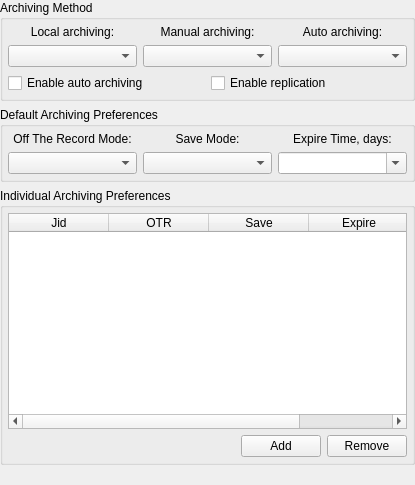
Qt form src/plugins/messagearchiver/archiveoptions.ui (silvansky/Contacts) before a commit.
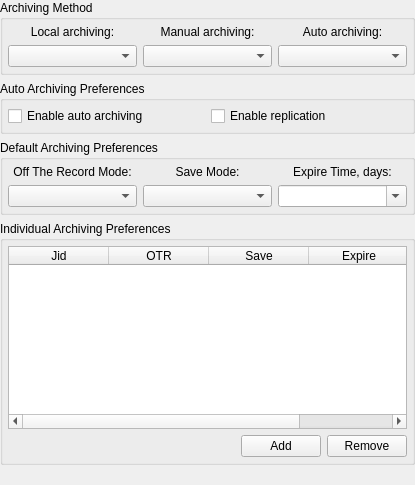
The same form after that commit.

What changed in the file:
```diff
--- a/src/plugins/messagearchiver/archiveoptions.ui
+++ b/src/plugins/messagearchiver/archiveoptions.ui
@@ -86,24 +86,32 @@
         </item>
        </layout>
       </item>
+     </layout>
+    </widget>
+   </item>
+   <item>
+    <widget class="QGroupBox" name="grbAuto">
+     <property name="title">
+      <string>Auto Archiving Preferences</string>
+     </property>
+     <layout class="QHBoxLayout" name="horizontalLayout_3">
+      <property name="margin">
+       <number>5</number>
+      </property>
       <item>
-       <layout class="QHBoxLayout" name="horizontalLayout_2" >
-        <item>
-         <widget class="QCheckBox" name="chbAutoSave" >
-          <property name="text" >
-           <string>Enable auto archiving</string>
-          </property>
-         </widget>
-        </item>
-        <item>
-         <widget class="QCheckBox" name="chbReplication" >
-          <property name="text" >
-           <string>Enable replication</string>
-          </property>
-         </widget>
-        </item>
-       </layout>
+       <widget class="QCheckBox" name="chbAutoSave">
+        <property name="text">
+         <string>Enable auto archiving</string>
+        </property>
+       </widget>
       </item>
+      <item>
+       <widget class="QCheckBox" name="chbReplication">
+        <property name="text">
+         <string>Enable replication</string>
+        </property>
+       </widget>
+      </item>
      </layout>
     </widget>
    </item>
@@ -253,7 +261,7 @@
    </item>
   </layout>
  </widget>
- <layoutdefault spacing="6" margin="11" />
+ <layoutdefault spacing="6" margin="11"/>
  <resources/>
  <connections/>
 </ui>
```
Left out of the diff: 163 changed lines with no effect on the pictures.
